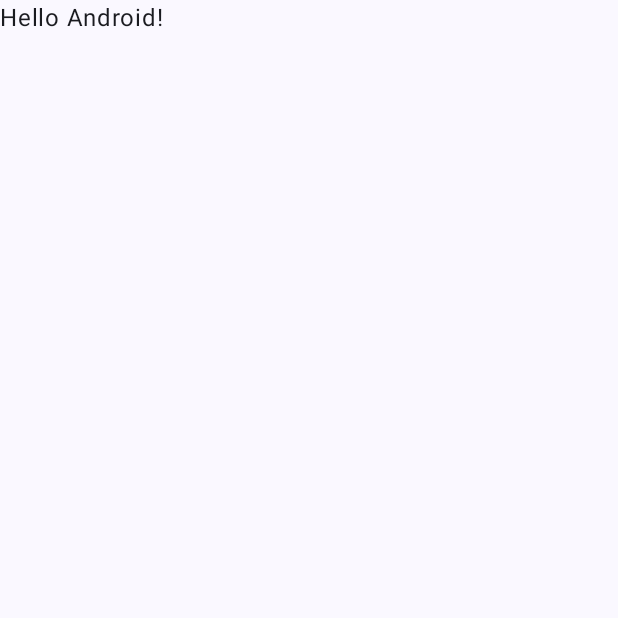
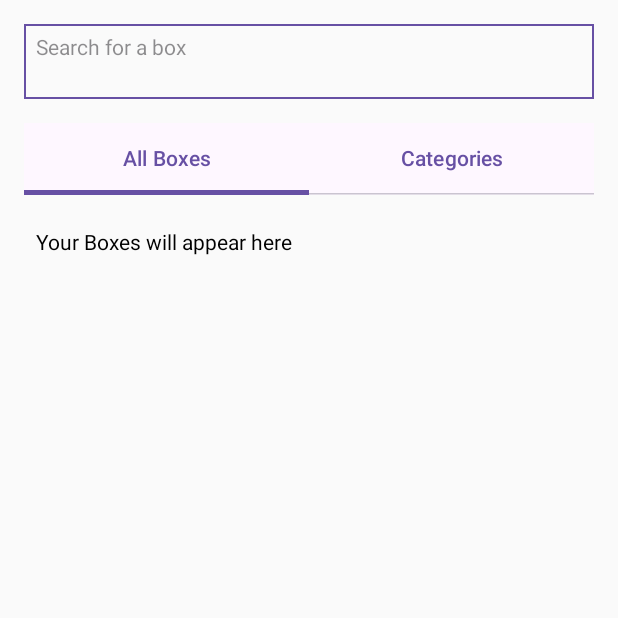
Before and after one commit to danish-a-05/Boxtrakr, an Android app built with Jetpack Compose: the screen it shows after launch (MainActivity), on a phone screen of 412 x 824 dp, the top half of it. Before the commit the part shown is almost empty. Run offline under Robolectric (Android 15) with nearby library versions, the phone set to English and light mode, and no system bars.

Commit message:
Added a basic search bar, the 2 tabs and the 'add category' button, no functionality yet

```diff
--- a/app/src/main/java/com/example/boxtrakr/MainActivity.kt
+++ b/app/src/main/java/com/example/boxtrakr/MainActivity.kt
@@ -3,45 +3,90 @@ package com.example.boxtrakr
 import android.os.Bundle
 import androidx.activity.ComponentActivity
 import androidx.activity.compose.setContent
-import androidx.activity.enableEdgeToEdge
-import androidx.compose.foundation.layout.fillMaxSize
-import androidx.compose.foundation.layout.padding
-import androidx.compose.material3.Scaffold
-import androidx.compose.material3.Text
-import androidx.compose.runtime.Composable
+import androidx.compose.foundation.border
+import androidx.compose.foundation.layout.*
+import androidx.compose.foundation.shape.RoundedCornerShape
+import androidx.compose.foundation.text.BasicTextField
+import androidx.compose.material3.*
+import androidx.compose.runtime.*
+import androidx.compose.ui.Alignment
 import androidx.compose.ui.Modifier
-import androidx.compose.ui.tooling.preview.Preview
-import com.example.boxtrakr.ui.theme.BoxTrakrTheme
+import androidx.compose.ui.text.font.FontWeight
+import androidx.compose.ui.unit.dp
+import androidx.core.view.WindowCompat
 
 class MainActivity : ComponentActivity() {
+
     override fun onCreate(savedInstanceState: Bundle?) {
         super.onCreate(savedInstanceState)
-        enableEdgeToEdge()
+        WindowCompat.setDecorFitsSystemWindows(window, false)
         setContent {
-            BoxTrakrTheme {
-                Scaffold(modifier = Modifier.fillMaxSize()) { innerPadding ->
-                    Greeting(
-                        name = "Android",
-                        modifier = Modifier.padding(innerPadding)
+            Column(modifier = Modifier.fillMaxSize().systemBarsPadding().padding(16.dp)) {
+
+                // Search bar
+                var searchText by remember { mutableStateOf("") }
+                Box(
+                    modifier = Modifier
+                        .fillMaxWidth()
+                        .height(50.dp)
+                        .border(1.dp, MaterialTheme.colorScheme.primary)
+                        .padding(8.dp)
+                ) {
+                    if (searchText.isEmpty()) {
+                        Text(
+                            "Search for a box",
+                            color = MaterialTheme.colorScheme.onSurface.copy(alpha = 0.5f)
+                        )
+                    }
+                    BasicTextField(
+                        value = searchText,
+                        onValueChange = { searchText = it },
+                        singleLine = true,
+                        modifier = Modifier.fillMaxSize()
                     )
+                }
+
+                Spacer(modifier = Modifier.height(16.dp))
+
+                // Tabs
+                var selectedTab by remember { mutableStateOf(0) }
+                val tabTitles = listOf("All Boxes", "Categories")
+
+                TabRow(selectedTabIndex = selectedTab) {
+                    tabTitles.forEachIndexed { index, title ->
+                        Tab(
+                            selected = selectedTab == index,
+                            onClick = { selectedTab = index },
+                            text = { Text(title) }
+                        )
+                    }
+                }
+
+                Spacer(modifier = Modifier.height(16.dp))
+
+                // Tab content
+                when (selectedTab) {
+                    0 -> AllBoxesTab()
+                    1 -> CategoriesTab()
                 }
             }
         }
     }
-}
 
-@Composable
-fun Greeting(name: String, modifier: Modifier = Modifier) {
-    Text(
-        text = "Hello $name!",
-        modifier = modifier
-    )
-}
+    @Composable
+    fun AllBoxesTab() {
+        Column(modifier = Modifier.fillMaxSize()) {
+            Text("Your Boxes will appear here", modifier = Modifier.padding(8.dp))
+            // Later: add a list of box cards
+        }
+    }
 
-@Preview(showBackground = true)
-@Composable
-fun GreetingPreview() {
-    BoxTrakrTheme {
-        Greeting("Android")
+    @Composable
+    fun CategoriesTab() {
+        Box( modifier = Modifier.fillMaxSize().padding(16.dp)) {
+            Button(onClick = { /* TODO: Add category */ }, modifier = Modifier.align(Alignment.BottomEnd).padding(16.dp), shape = RoundedCornerShape(15.dp)) {
+                Text("+", fontWeight = FontWeight.Bold)
+            }
+        }
     }
 }
```
